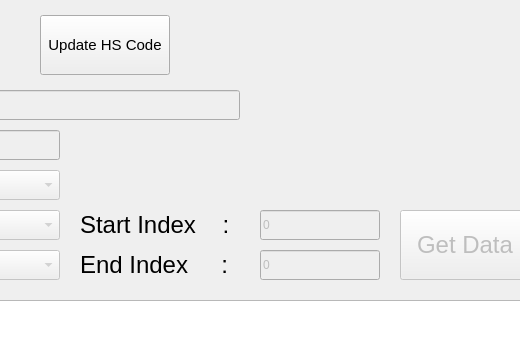
Above: ui/main.ui from MatsuiLin101/hscode before the change; both pictures show x 250 to 770 and y 0 to 345 of the 1024 by 768 pixel window. Below: the same form after it.
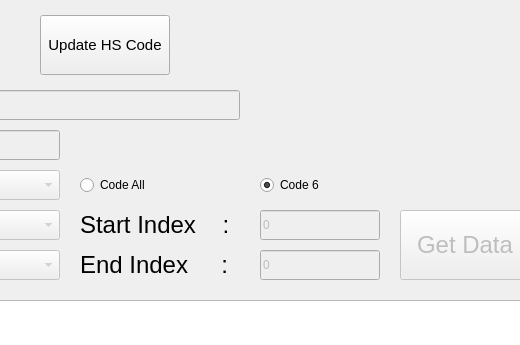
That is the form after the change.

```diff
--- a/ui/main.ui
+++ b/ui/main.ui
@@ -3346,6 +3346,35 @@
      <string>0</string>
     </property>
    </widget>
+   <widget class="QRadioButton" name="radio_code_all">
+    <property name="geometry">
+     <rect>
+      <x>330</x>
+      <y>170</y>
+      <width>180</width>
+      <height>30</height>
+     </rect>
+    </property>
+    <property name="text">
+     <string>Code All</string>
+    </property>
+   </widget>
+   <widget class="QRadioButton" name="radio_code_6">
+    <property name="geometry">
+     <rect>
+      <x>510</x>
+      <y>170</y>
+      <width>180</width>
+      <height>30</height>
+     </rect>
+    </property>
+    <property name="text">
+     <string>Code 6</string>
+    </property>
+    <property name="checked">
+     <bool>true</bool>
+    </property>
+   </widget>
   </widget>
   <widget class="QMenuBar" name="menubar">
    <property name="geometry">
```
Left out of the diff: 6 changed lines with no effect on the pictures.
